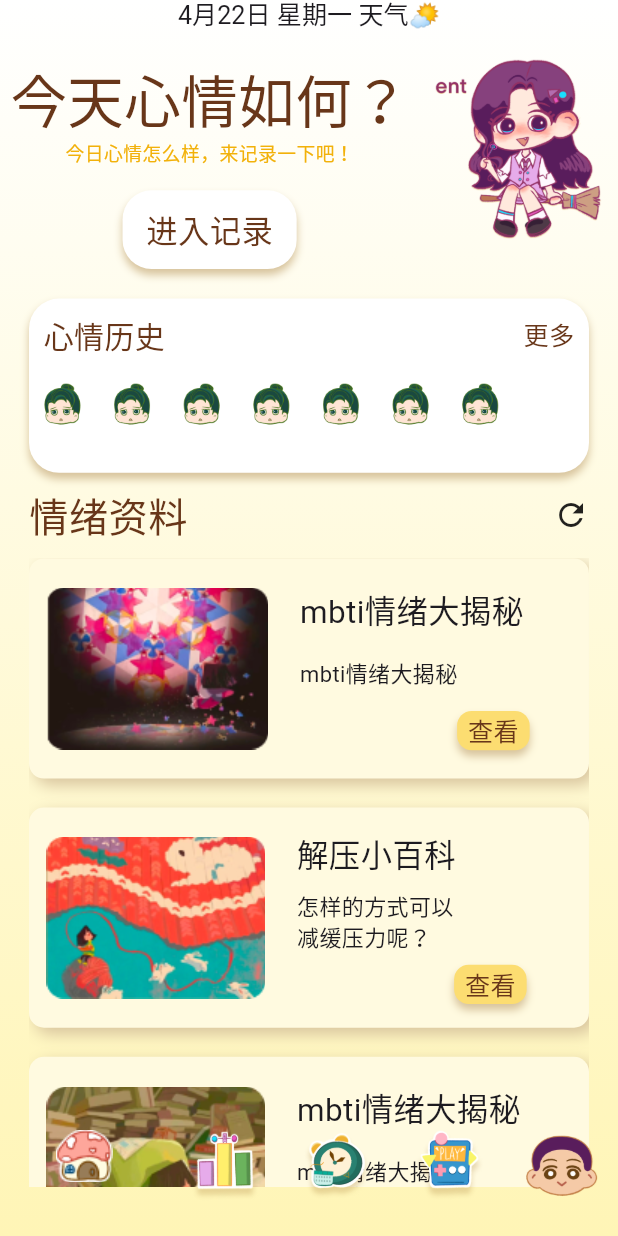
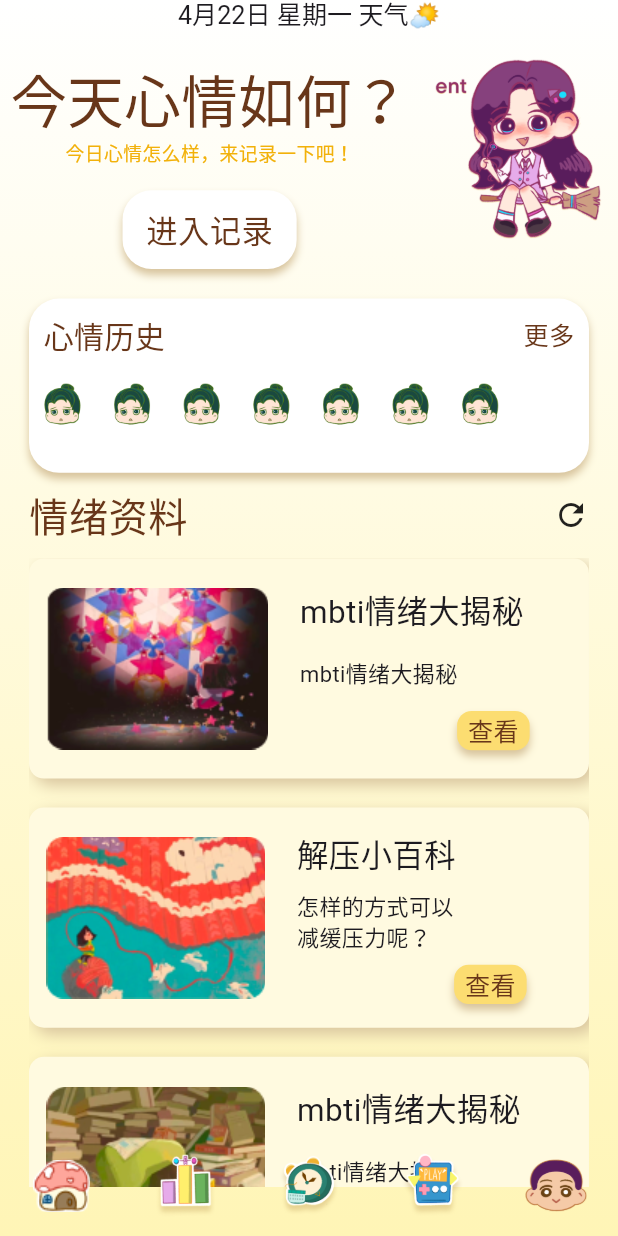
Before and after one commit to Jarvis636431/Emotion, a Flutter app: the screen it shows after launch, on a phone screen of 412 x 824 dp. Run offline on Flutter 3.47's test engine with Material 3 defaults, Android fonts, the phone set to English and light mode, and no system bars; our stand-ins replace audioplayers, flutter_screenutil, shared_preferences; missing offline and left inert: flutter_floating_bottom_bar; Roboto replaces fonts that are missing (LanSong).

Commit message:
[fea]修改了一下导航栏的样式

```diff
--- a/lib/home_page.dart
+++ b/lib/home_page.dart
@@ -51,15 +51,16 @@ class HomePageState extends State<HomePage> {
           children: pages,
         ),
         bottomNavigationBar: BottomBar(
+          width: 1.sw,
           //这里的barDecoration居然可以和单独的color和borderraidus共存，以单独设置的为准,这里设置的没有么？
           barDecoration: BoxDecoration(
-            borderRadius: BorderRadius.circular(60.r), //圆角
+            borderRadius: BorderRadius.circular(50.r), //圆角
             border: Border.all(color: ColorUtils.bg_white, width: 15.r), //边框
           ),
           //加入bottombar后页面中的滚动列表会变长
-          offset: 25.w,
+          offset: 40.w,
           //对于底部的偏移
-          borderRadius: BorderRadius.circular(25.r),
+          borderRadius: BorderRadius.circular(30.r),
           //底部导航栏的圆角
           barColor: ColorUtils.bar_bg,
           //颜色
@@ -70,30 +71,31 @@ class HomePageState extends State<HomePage> {
               color: Colors.transparent,
             );
           },
+          child: SizedBox(
+            height: 60.w,
+            child: SingleChildScrollView(
+              physics: const NeverScrollableScrollPhysics(),//嵌套滚动组件再禁止滚动解决像素溢出问题
               child: BottomNavigationBar(
-            type: BottomNavigationBarType.shifting,
+                type: BottomNavigationBarType.fixed,//这样就可以关闭点击放大的效果了
                 elevation: 0,
                 backgroundColor: Colors.transparent,
                 items: [
                   BottomNavigationBarItem(
-                  icon: Image.asset('assets/images/bottomNavigationBarIcon/home.png',width: 50.h,),
-                  label: '',
-                  backgroundColor: Colors.transparent),
-              BottomNavigationBarItem(
-                  icon: Image.asset('assets/images/bottomNavigationBarIcon/list.png',width: 50.h,),
-                  label: '',
-                  backgroundColor: Colors.transparent),
-              BottomNavigationBarItem(
-                  icon: Image.asset('assets/images/bottomNavigationBarIcon/clock.png',width: 50.h,),
+                    //每个item的背景色是选中item时整个导航栏的背景色
+                      icon: Image.asset('assets/images/bottomNavigationBarIcon/home.png',width: 45.h,),
                       label: ''),
                   BottomNavigationBarItem(
-                  icon: Image.asset('assets/images/bottomNavigationBarIcon/play.png',width: 50.h,),
-                  label: '',
-                  backgroundColor: Colors.transparent),
+                      icon: Image.asset('assets/images/bottomNavigationBarIcon/list.png',width: 45.h,),
+                      label: ''),
                   BottomNavigationBarItem(
-                  icon: Image.asset('assets/images/bottomNavigationBarIcon/user.png',width: 50.h,),
-                  label: '',
-                  backgroundColor: Colors.transparent),
+                      icon: Image.asset('assets/images/bottomNavigationBarIcon/clock.png',width: 45.h,),
+                      label: ''),
+                  BottomNavigationBarItem(
+                      icon: Image.asset('assets/images/bottomNavigationBarIcon/play.png',width: 45.h,),
+                      label: ''),
+                  BottomNavigationBarItem(
+                      icon: Image.asset('assets/images/bottomNavigationBarIcon/user.png',width: 43.h,),
+                      label: ''),
                 ],
                 currentIndex: currentIndex,
                 onTap: (index) {
@@ -103,6 +105,8 @@ class HomePageState extends State<HomePage> {
                   });
                 },
               ),
+            ),
+          ),
         ));
   }
 }
--- a/lib/screens/start_page.dart
+++ b/lib/screens/start_page.dart
@@ -159,7 +159,6 @@ class StartPage extends StatelessWidget {
                         ),
                         //ListView父组件必须是有限制宽高的
                         Row(children: [
-                          ///TODO:获取裁剪好的人物形象，标签，底部导航栏Icon资源
                           Container(
                             child: Image.asset(
                               'assets/images/mbti_emoji/enf/enf1.png',
@@ -215,9 +214,9 @@ class StartPage extends StatelessWidget {
                       SizedBox(
                         height: 10.w,
                       ),
-                      Container(
+                      SizedBox(
                         height: 400.w,
-                        //listview必须这样包裹才可以实现滚动，否则会不懂，高度的确认？
+                        //listview必须这样包裹才可以实现滚动，否则会不动，高度的确认？
                         child: ListView(
                           ///TODO:解决阴影溢出问题
                           shrinkWrap: true,
```
Also changed, not shown: 1 other file. Lines whose indentation alone changed are shown as unchanged.
